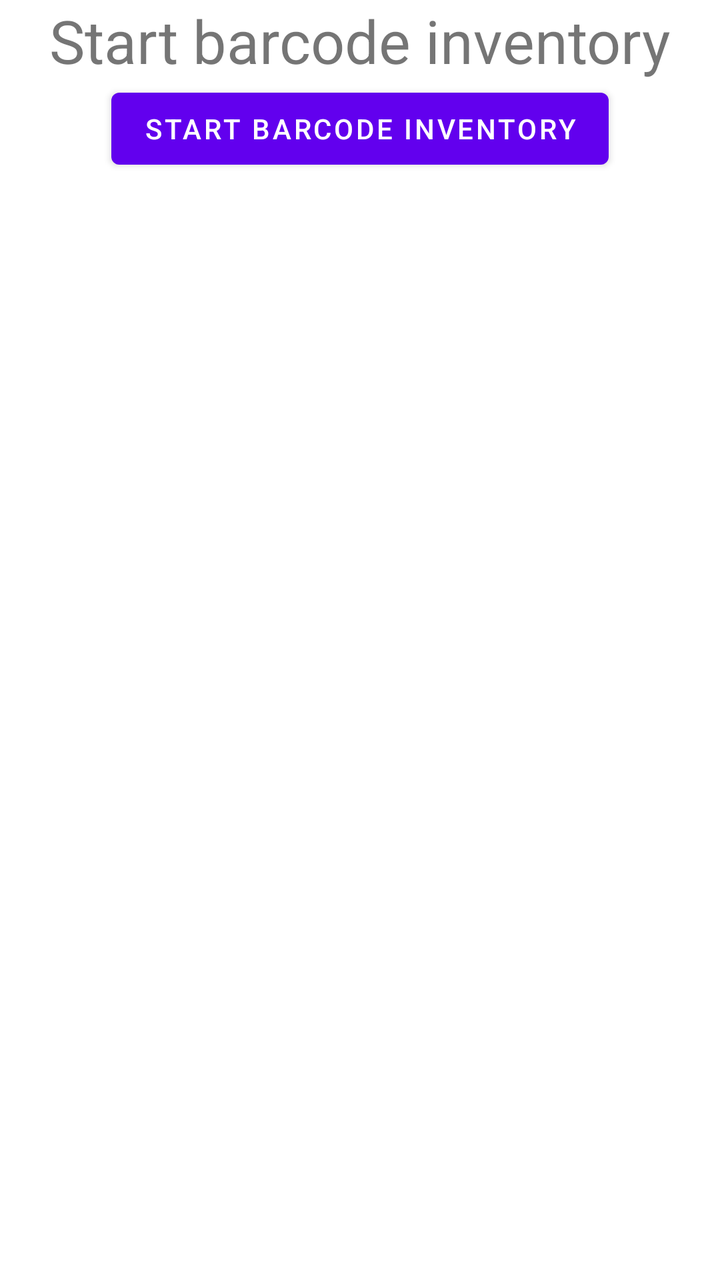
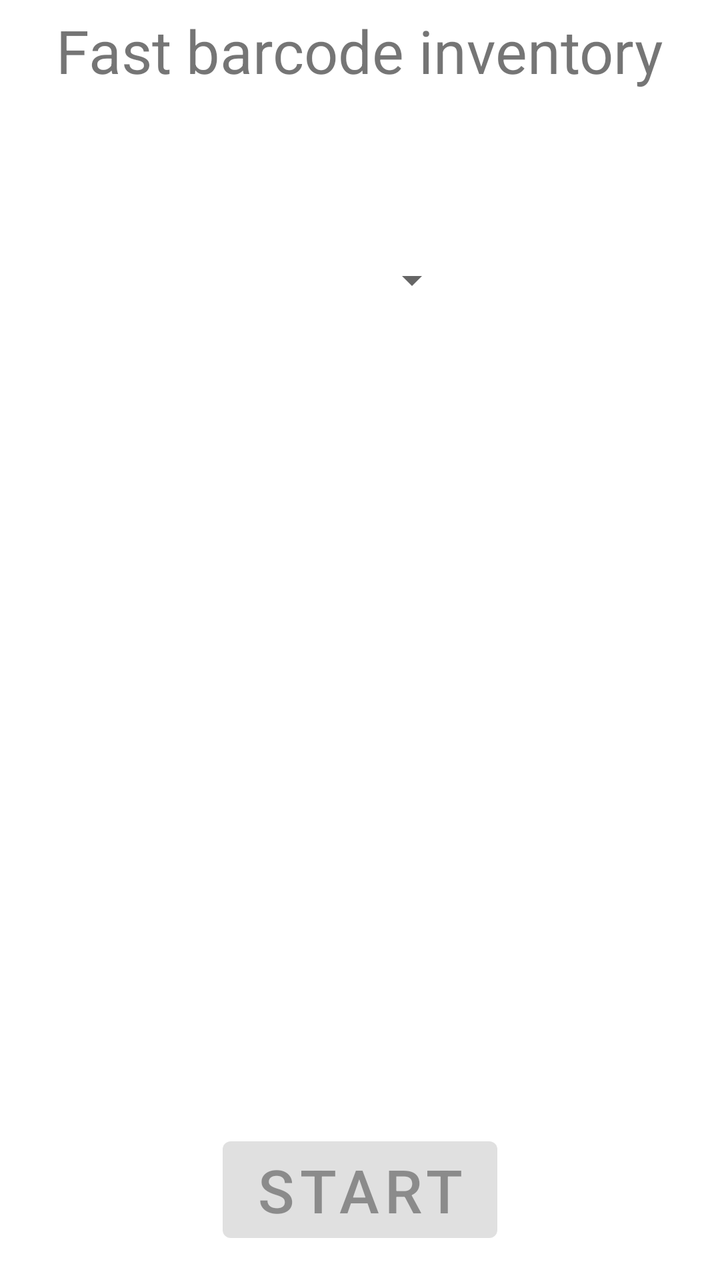

Compare the two renders of this Android layout. The source of the first and the diff that turns it into the second are given below.
<!-- AndroidManifest.xml: application theme Theme.MyApplication -->
<!-- res/layout/fragment_start_barcode_inventory.xml -->
<?xml version="1.0" encoding="utf-8"?>
<androidx.constraintlayout.widget.ConstraintLayout xmlns:android="http://schemas.android.com/apk/res/android"
    xmlns:app="http://schemas.android.com/apk/res-auto"
    android:layout_width="match_parent"
    android:layout_height="match_parent">

    <TextView
        android:id="@+id/text_1"
        android:layout_width="wrap_content"
        android:layout_height="wrap_content"
        android:text="@string/start_barcode_inventory"
        android:textSize="30sp"
        app:layout_constraintLeft_toLeftOf="parent"
        app:layout_constraintRight_toRightOf="parent"
        app:layout_constraintTop_toTopOf="parent" />

    <Button
        android:id="@+id/button"
        android:layout_width="wrap_content"
        android:layout_height="wrap_content"
        android:text="@string/start_barcode_inventory"
        app:layout_constraintLeft_toLeftOf="parent"
        app:layout_constraintRight_toRightOf="parent"
        app:layout_constraintTop_toBottomOf="@id/text_1" />

</androidx.constraintlayout.widget.ConstraintLayout>
<!-- resources referenced by this layout -->
<resources>
  <string name="start_barcode_inventory">Start barcode inventory</string>
  <style name="Theme.MyApplication" parent="Theme.MaterialComponents.DayNight.NoActionBar">
          
          <item name="colorPrimary">@color/purple_500</item>
          <item name="colorPrimaryVariant">@color/purple_700</item>
          <item name="colorOnPrimary">@color/white</item>
          
          <item name="colorSecondary">@color/teal_200</item>
          <item name="colorSecondaryVariant">@color/teal_700</item>
          <item name="colorOnSecondary">@color/black</item>
          
          <item name="android:statusBarColor">?attr/colorPrimaryVariant</item>
          
      </style>
  <color name="purple_500">#FF6200EE</color>
  <color name="purple_700">#FF3700B3</color>
  <color name="white">#FFFFFFFF</color>
  <color name="teal_200">#FF03DAC5</color>
  <color name="teal_700">#FF018786</color>
  <color name="black">#FF000000</color>
</resources>

<!-- the commit's change to res/layout/fragment_start_barcode_inventory.xml (unified diff, before → after) -->
@@ -8,7 +8,8 @@
         android:id="@+id/text_1"
         android:layout_width="wrap_content"
         android:layout_height="wrap_content"
-        android:text="@string/start_barcode_inventory"
+        android:text="@string/fast_barcode_inventory"
+        android:layout_marginTop="5dp"
         android:textSize="30sp"
         app:layout_constraintLeft_toLeftOf="parent"
         app:layout_constraintRight_toRightOf="parent"
@@ -18,9 +19,27 @@
         android:id="@+id/button"
         android:layout_width="wrap_content"
         android:layout_height="wrap_content"
-        android:text="@string/start_barcode_inventory"
+        android:text="@string/start"
+        android:textSize="30sp"
+        android:layout_marginBottom="15dp"
+        android:enabled="false"
         app:layout_constraintLeft_toLeftOf="parent"
         app:layout_constraintRight_toRightOf="parent"
-        app:layout_constraintTop_toBottomOf="@id/text_1" />
+        app:layout_constraintBottom_toBottomOf="parent" />
+
+    <Spinner
+        android:id="@+id/spinner"
+        android:layout_width="200dp"
+        android:layout_height="wrap_content"
+        android:layout_marginStart="30dp"
+        app:layout_constraintLeft_toLeftOf="parent"
+        app:layout_constraintTop_toTopOf="@id/hor_guideline_1" />
+
+    <androidx.constraintlayout.widget.Guideline
+        android:id="@+id/hor_guideline_1"
+        android:layout_width="wrap_content"
+        android:layout_height="wrap_content"
+        android:orientation="horizontal"
+        app:layout_constraintGuide_percent="0.2" />
 
 </androidx.constraintlayout.widget.ConstraintLayout>
<!-- resource entries referenced after the edit -->
@@ -1,6 +1,7 @@
 <!-- resources referenced by this layout -->
 <resources>
-  <string name="start_barcode_inventory">Start barcode inventory</string>
+  <string name="fast_barcode_inventory">Fast barcode inventory</string>
+  <string name="start">Start</string>
   <style name="Theme.MyApplication" parent="Theme.MaterialComponents.DayNight.NoActionBar">
           
           <item name="colorPrimary">@color/purple_500</item>
